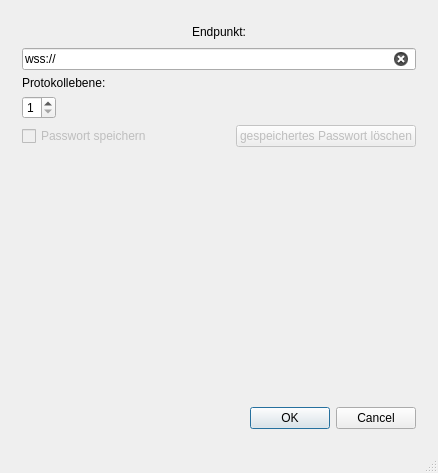
First picture: the form in Dialoge/DlgHaupt.ui, repository QAlarm/Klient, before the edit.
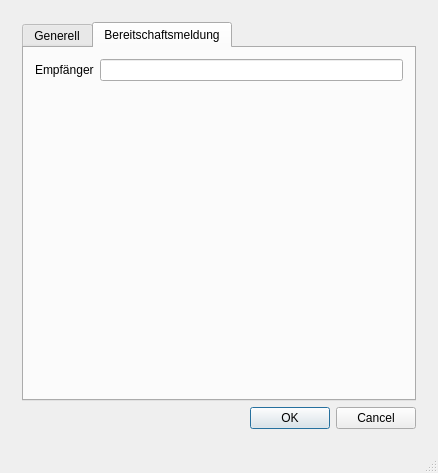
Second picture: the form after the edit. The open tabs and pages were chosen to show the change.

Commit message: Für die Bereitschaftsmeldung kann der Empfänger angegeben werden.

The edit to the form file:
```diff
--- a/Dialoge/DlgHaupt.ui
+++ b/Dialoge/DlgHaupt.ui
@@ -156,6 +156,22 @@
       <widget class="QWidget" name="Konfiguration">
        <layout class="QVBoxLayout" name="verticalLayout_5">
         <item>
+         <widget class="QTabWidget" name="twKonfigurationen">
+          <property name="currentIndex">
+           <number>0</number>
+          </property>
+          <property name="tabsClosable">
+           <bool>false</bool>
+          </property>
+          <property name="tabBarAutoHide">
+           <bool>false</bool>
+          </property>
+          <widget class="QWidget" name="tabGenerell">
+           <attribute name="title">
+            <string>Generell</string>
+           </attribute>
+           <layout class="QVBoxLayout" name="verticalLayout_9">
+            <item>
          <layout class="QVBoxLayout" name="verticalLayout_4">
           <item>
            <layout class="QHBoxLayout" name="horizontalLayout_3">
@@ -218,7 +234,7 @@
             </property>
            </widget>
           </item>
-          <item row="1" column="0">
+              <item row="0" column="1">
            <widget class="QSpinBox" name="intProtokoll">
             <property name="toolTip">
              <string>1: Kritisch
@@ -237,8 +253,6 @@
          </layout>
         </item>
         <item>
-         <layout class="QHBoxLayout" name="horizontalLayout_4">
-          <item>
            <widget class="QCheckBox" name="cbPasswortSpeichern">
             <property name="enabled">
              <bool>false</bool>
@@ -248,19 +262,6 @@
             </property>
            </widget>
           </item>
-          <item>
-           <spacer name="horizontalSpacer_7">
-            <property name="orientation">
-             <enum>Qt::Horizontal</enum>
-            </property>
-            <property name="sizeHint" stdset="0">
-             <size>
-              <width>40</width>
-              <height>20</height>
-             </size>
-            </property>
-           </spacer>
-          </item>
           <item>
            <widget class="QPushButton" name="sfPasswortLoeschen">
             <property name="enabled">
@@ -271,8 +272,6 @@
             </property>
            </widget>
           </item>
-         </layout>
-        </item>
         <item>
          <spacer name="verticalSpacer_2">
           <property name="orientation">
@@ -281,10 +280,35 @@
           <property name="sizeHint" stdset="0">
            <size>
             <width>20</width>
-            <height>20</height>
+                <height>156</height>
            </size>
           </property>
          </spacer>
+            </item>
+           </layout>
+          </widget>
+          <widget class="QWidget" name="tabBereitschaftsmeldung">
+           <attribute name="title">
+            <string>Bereitschaftsmeldung</string>
+           </attribute>
+           <layout class="QVBoxLayout" name="verticalLayout_10">
+            <item>
+             <layout class="QFormLayout" name="formLayout_4">
+              <item row="0" column="0">
+               <widget class="QLabel" name="label_7">
+                <property name="text">
+                 <string>Empfänger</string>
+                </property>
+               </widget>
+              </item>
+              <item row="0" column="1">
+               <widget class="QLineEdit" name="txtBereitschaftsmeldungEmpfaenger"/>
+              </item>
+             </layout>
+            </item>
+           </layout>
+          </widget>
+         </widget>
         </item>
         <item>
          <widget class="QDialogButtonBox" name="bbJaNein">
```
Lines whose indentation alone changed are shown as unchanged. The commit also changes 2 other files.
